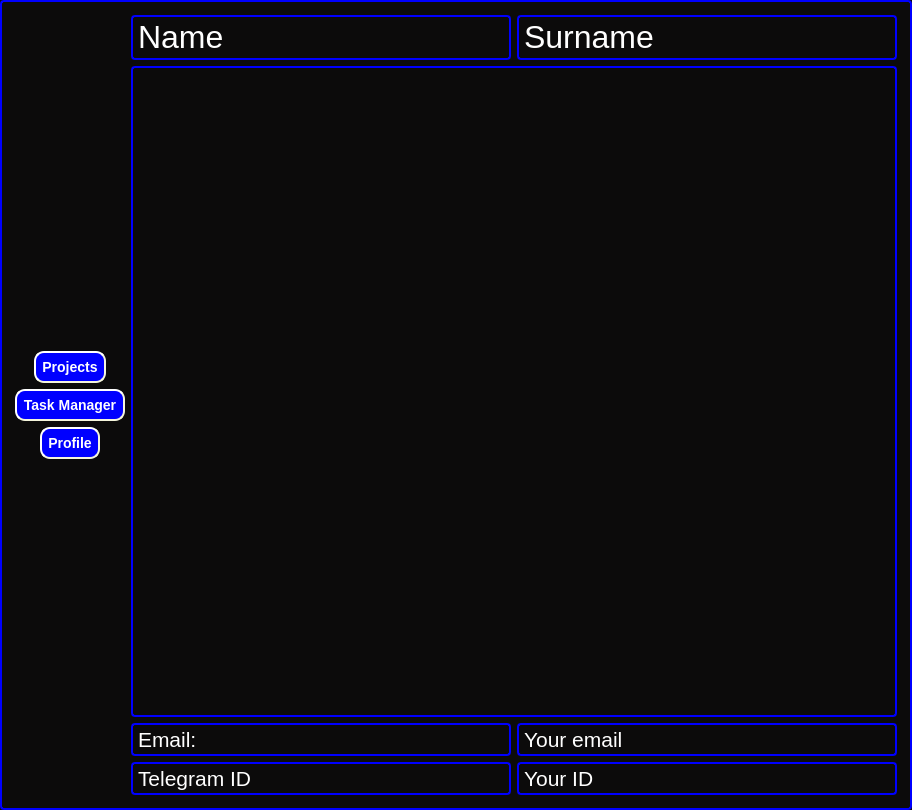
Old version of the form ui/MainWindowProfile.ui in the repository kiozet/TaskManagerWithAI.
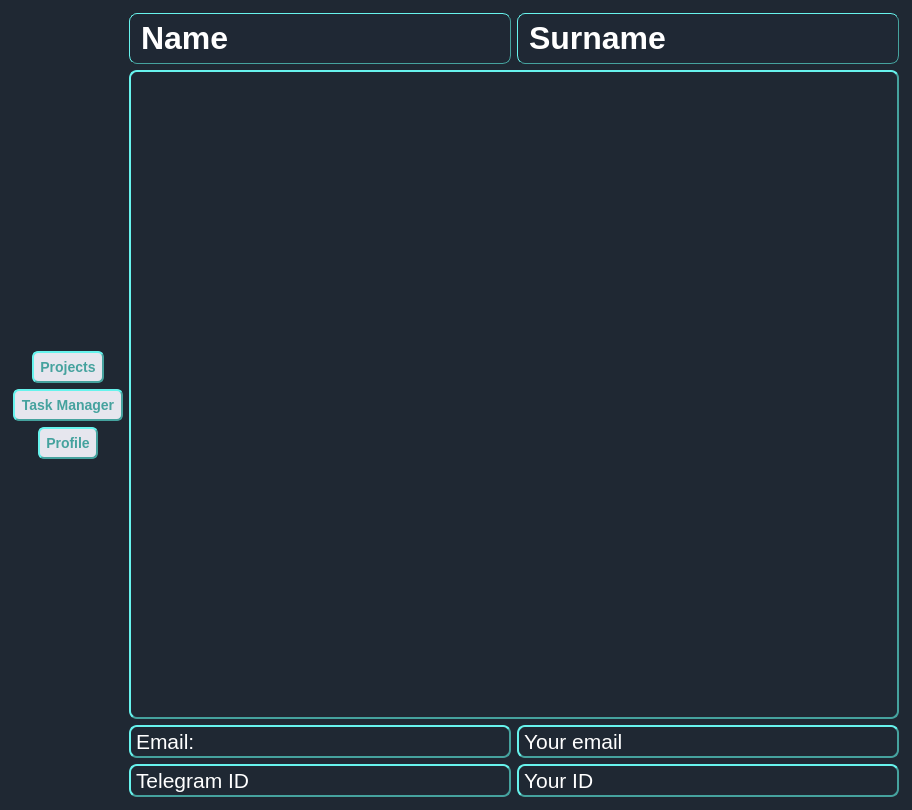
New version of the form.

Commit message: design profile wind

The edit to the form file:
```diff
--- a/ui/MainWindowProfile.ui
+++ b/ui/MainWindowProfile.ui
@@ -32,11 +32,11 @@
    <bool>false</bool>
   </property>
   <property name="styleSheet">
-   <string notr="true">QFrame, QLabel, QToolTip {
-    border: 2px solid blue;
+   <string notr="true">QFrame{
+    border: 2px;
     border-radius: 4px;
     padding: 2px;
-    background-color: rgb(12, 11, 11);
+    background-color: #1F2833;
 }</string>
   </property>
   <property name="frameShape">
@@ -85,15 +85,15 @@
        </property>
        <property name="styleSheet">
         <string notr="true">QPushButton {
-    background-color: blue;
+    background-color: rgb(230, 230, 238);
     border-style: outset;
     border-width: 2px;
-    border-radius: 10px;
-    border-color: beige;
+    border-radius: 6px;
+    border-color: #45A29E;
     font: bold 14px;
-    min-width: 10em;
+    min-width: 6em;
     padding: 6px;
-	color: white;
+    color: #45A29E;
 }</string>
        </property>
        <property name="text">
@@ -131,15 +131,15 @@
        </property>
        <property name="styleSheet">
         <string notr="true">QPushButton {
-    background-color: blue;
+    background-color: rgb(230, 230, 238);
     border-style: outset;
     border-width: 2px;
-    border-radius: 10px;
-    border-color: beige;
+    border-radius: 6px;
+    border-color: #45A29E;
     font: bold 14px;
-    min-width: 10em;
+    min-width: 6em;
     padding: 6px;
-	color: white;
+    color: #45A29E;
 }</string>
        </property>
        <property name="text">
@@ -174,15 +174,15 @@
        </property>
        <property name="styleSheet">
         <string notr="true">QPushButton {
-    background-color: blue;
+    background-color: rgb(230, 230, 238);
     border-style: outset;
     border-width: 2px;
-    border-radius: 10px;
-    border-color: beige;
+    border-radius: 6px;
+    border-color: #45A29E;
     font: bold 14px;
-    min-width: 10em;
+    min-width: 6em;
     padding: 6px;
-	color: white;
+    color: #45A29E;
 }</string>
        </property>
        <property name="text">
@@ -220,6 +220,19 @@
            <verstretch>0</verstretch>
           </sizepolicy>
          </property>
+         <property name="styleSheet">
+          <string notr="true">QLabel {
+    background-color: #1F2834;
+    border-style: outset;
+    border-width: 1px;
+    border-radius: 8px;
+    border-color: #45A29E;
+    font: bold 18px;
+    min-width: 6em;
+    padding: 6px;
+    color: white;
+}</string>
+         </property>
          <property name="text">
           <string>&lt;html&gt;&lt;head/&gt;&lt;body&gt;&lt;p&gt;&lt;span style=&quot; font-size:24pt; color:#ffffff;&quot;&gt;Name&lt;/span&gt;&lt;/p&gt;&lt;/body&gt;&lt;/html&gt;</string>
          </property>
@@ -233,6 +246,19 @@
            <verstretch>0</verstretch>
           </sizepolicy>
          </property>
+         <property name="styleSheet">
+          <string notr="true">QLabel {
+    background-color: #1F2834;
+    border-style: outset;
+    border-width: 1px;
+    border-radius: 8px;
+    border-color: #45A29E;
+    font: bold 18px;
+    min-width: 6em;
+    padding: 6px;
+  color: white;
+}</string>
+         </property>
          <property name="text">
           <string>&lt;html&gt;&lt;head/&gt;&lt;body&gt;&lt;p&gt;&lt;span style=&quot; font-size:24pt; color:#ffffff;&quot;&gt;Surname&lt;/span&gt;&lt;/p&gt;&lt;/body&gt;&lt;/html&gt;</string>
          </property>
@@ -251,6 +277,16 @@
        <property name="layoutDirection">
         <enum>Qt::LeftToRight</enum>
        </property>
+       <property name="styleSheet">
+        <string notr="true">QLabel{
+    padding: 2px;
+    background-color: #1F2833;
+    border-style: outset;
+    border-width: 2px;
+    border-radius: 8px;
+    border-color: #45A29E;
+}</string>
+       </property>
        <property name="text">
         <string/>
        </property>
@@ -268,6 +304,16 @@
              <verstretch>0</verstretch>
             </sizepolicy>
            </property>
+           <property name="styleSheet">
+            <string notr="true">QLabel{
+    padding: 2px;
+    background-color: #1F2833;
+    border-style: outset;
+    border-width: 2px;
+    border-radius: 8px;
+    border-color: #45A29E;
+}</string>
+           </property>
            <property name="text">
             <string>&lt;html&gt;&lt;head/&gt;&lt;body&gt;&lt;p&gt;&lt;span style=&quot; font-size:16pt; color:#ffffff;&quot;&gt;Email:&lt;/span&gt;&lt;/p&gt;&lt;/body&gt;&lt;/html&gt;</string>
            </property>
@@ -281,6 +327,16 @@
              <verstretch>0</verstretch>
             </sizepolicy>
            </property>
+           <property name="styleSheet">
+            <string notr="true">QLabel{
+    padding: 2px;
+    background-color: #1F2833;
+    border-style: outset;
+    border-width: 2px;
+    border-radius: 8px;
+    border-color: #45A29E;
+}</string>
+           </property>
            <property name="text">
             <string>&lt;!DOCTYPE HTML PUBLIC &quot;-//W3C//DTD HTML 4.0//EN&quot; &quot;http://www.w3.org/TR/REC-html40/strict.dtd&quot;&gt;
 &lt;html&gt;&lt;head&gt;&lt;meta name=&quot;qrichtext&quot; content=&quot;1&quot; /&gt;&lt;style type=&quot;text/css&quot;&gt;
@@ -302,6 +358,16 @@
              <verstretch>0</verstretch>
             </sizepolicy>
            </property>
+           <property name="styleSheet">
+            <string notr="true">QLabel{
+    padding: 2px;
+    background-color: #1F2833;
+    border-style: outset;
+    border-width: 2px;
+    border-radius: 8px;
+    border-color: #45A29E;
+}</string>
+           </property>
            <property name="text">
             <string>&lt;html&gt;&lt;head/&gt;&lt;body&gt;&lt;p&gt;&lt;span style=&quot; font-size:16pt; color:#ffffff;&quot;&gt;Your email&lt;/span&gt;&lt;/p&gt;&lt;/body&gt;&lt;/html&gt;</string>
            </property>
@@ -315,6 +381,16 @@
              <verstretch>0</verstretch>
             </sizepolicy>
            </property>
+           <property name="styleSheet">
+            <string notr="true">QLabel{
+    padding: 2px;
+    background-color: #1F2833;
+    border-style: outset;
+    border-width: 2px;
+    border-radius: 8px;
+    border-color: #45A29E;
+}</string>
+           </property>
            <property name="text">
             <string>&lt;html&gt;&lt;head/&gt;&lt;body&gt;&lt;p&gt;&lt;span style=&quot; font-size:16pt; color:#ffffff;&quot;&gt;Your ID&lt;/span&gt;&lt;/p&gt;&lt;/body&gt;&lt;/html&gt;</string>
            </property>
```
The commit also changes 1 other file.
